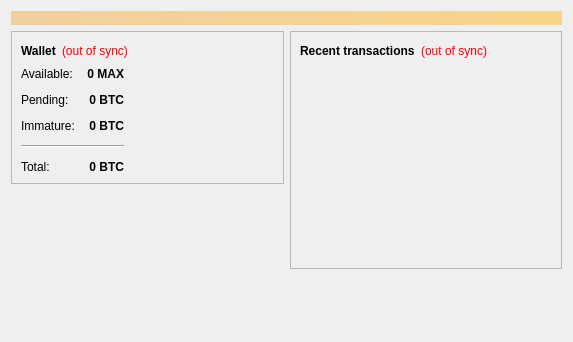
Above: src/qt/forms/overviewpage.ui from Max-Coin/maxcoin-dev-staging before the change. Below: the same form after it.
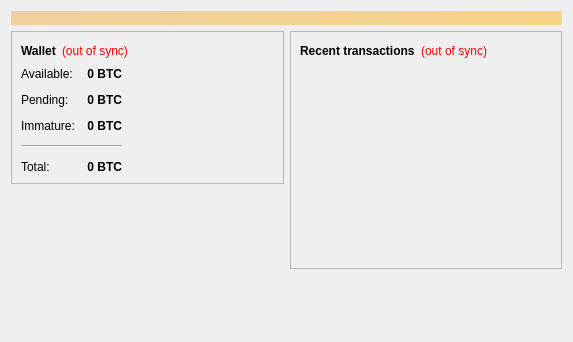
That is the form after the change.

```diff
--- a/src/qt/forms/overviewpage.ui
+++ b/src/qt/forms/overviewpage.ui
@@ -124,7 +124,7 @@
                <string>Your current spendable balance</string>
               </property>
               <property name="text">
-               <string notr="true">0 MAX</string>
+               <string notr="true">0 BTC</string>
               </property>
               <property name="alignment">
                <set>Qt::AlignRight|Qt::AlignTrailing|Qt::AlignVCenter</set>
```
